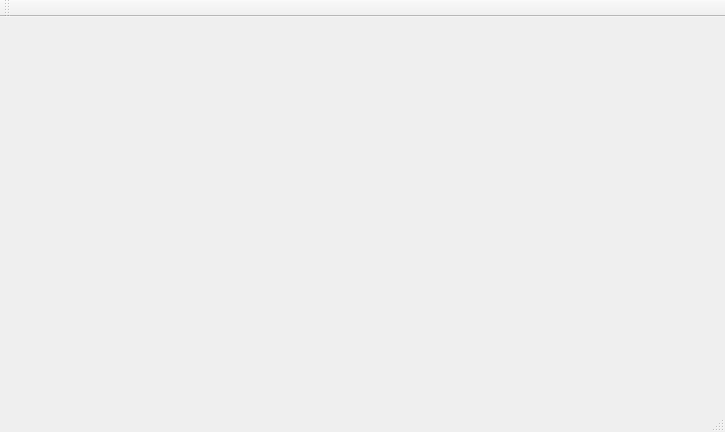
Above: Projeto3.0/Escultor/mainwindow.ui from VictorCosta101/Escultor-3D before the change. Below: the same form after it.
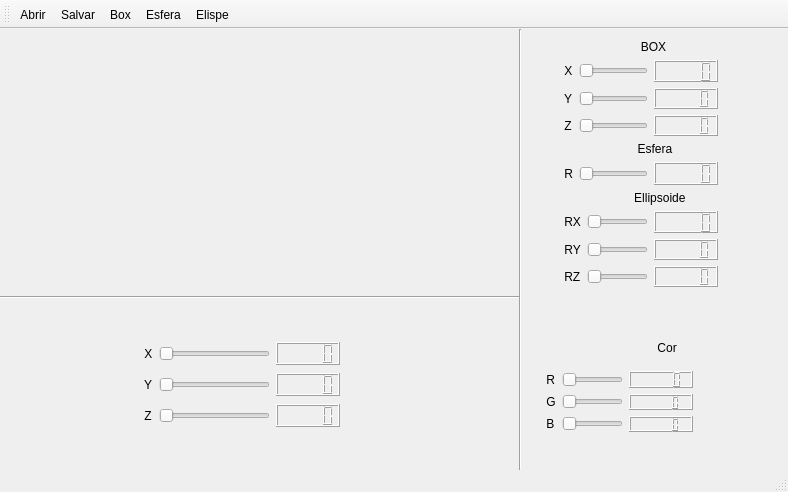
That is the form after the change. Custom widgets are drawn as their Qt base class.

```diff
--- a/Projeto3.0/Escultor/mainwindow.ui
+++ b/Projeto3.0/Escultor/mainwindow.ui
@@ -6,8 +6,8 @@
    <rect>
     <x>0</x>
     <y>0</y>
-    <width>725</width>
-    <height>432</height>
+    <width>788</width>
+    <height>492</height>
    </rect>
   </property>
   <property name="windowTitle">
@@ -17,13 +17,364 @@
    <widget class="Plotter" name="widget" native="true">
     <property name="geometry">
      <rect>
-      <x>170</x>
-      <y>40</y>
-      <width>381</width>
-      <height>181</height>
+      <x>10</x>
+      <y>30</y>
+      <width>481</width>
+      <height>211</height>
      </rect>
     </property>
    </widget>
+   <widget class="Line" name="line">
+    <property name="geometry">
+     <rect>
+      <x>0</x>
+      <y>260</y>
+      <width>521</width>
+      <height>16</height>
+     </rect>
+    </property>
+    <property name="orientation">
+     <enum>Qt::Horizontal</enum>
+    </property>
+   </widget>
+   <widget class="Line" name="line_2">
+    <property name="geometry">
+     <rect>
+      <x>510</x>
+      <y>0</y>
+      <width>20</width>
+      <height>441</height>
+     </rect>
+    </property>
+    <property name="orientation">
+     <enum>Qt::Vertical</enum>
+    </property>
+   </widget>
+   <widget class="QLabel" name="label_17">
+    <property name="geometry">
+     <rect>
+      <x>531</x>
+      <y>311</y>
+      <width>251</width>
+      <height>16</height>
+     </rect>
+    </property>
+    <property name="text">
+     <string>                                      Cor</string>
+    </property>
+   </widget>
+   <widget class="QWidget" name="">
+    <property name="geometry">
+     <rect>
+      <x>550</x>
+      <y>0</y>
+      <width>179</width>
+      <height>268</height>
+     </rect>
+    </property>
+    <layout class="QVBoxLayout" name="verticalLayout_4">
+     <item>
+      <layout class="QVBoxLayout" name="verticalLayout">
+       <item>
+        <widget class="QLabel" name="label_4">
+         <property name="text">
+          <string>                        BOX</string>
+         </property>
+        </widget>
+       </item>
+       <item>
+        <layout class="QGridLayout" name="gridLayout_2">
+         <item row="1" column="0">
+          <widget class="QLabel" name="label_6">
+           <property name="text">
+            <string> Y</string>
+           </property>
+          </widget>
+         </item>
+         <item row="0" column="0">
+          <widget class="QLabel" name="label_5">
+           <property name="text">
+            <string> X</string>
+           </property>
+          </widget>
+         </item>
+         <item row="2" column="0">
+          <widget class="QLabel" name="label_7">
+           <property name="text">
+            <string> Z</string>
+           </property>
+          </widget>
+         </item>
+         <item row="2" column="1">
+          <widget class="QSlider" name="horizontalSlider_6">
+           <property name="orientation">
+            <enum>Qt::Horizontal</enum>
+           </property>
+          </widget>
+         </item>
+         <item row="1" column="2">
+          <widget class="QLCDNumber" name="lcdNumber_5"/>
+         </item>
+         <item row="0" column="2">
+          <widget class="QLCDNumber" name="lcdNumber_4"/>
+         </item>
+         <item row="0" column="1">
+          <widget class="QSlider" name="horizontalSlider_4">
+           <property name="orientation">
+            <enum>Qt::Horizontal</enum>
+           </property>
+          </widget>
+         </item>
+         <item row="2" column="2">
+          <widget class="QLCDNumber" name="lcdNumber_6"/>
+         </item>
+         <item row="1" column="1">
+          <widget class="QSlider" name="horizontalSlider_5">
+           <property name="orientation">
+            <enum>Qt::Horizontal</enum>
+           </property>
+          </widget>
+         </item>
+        </layout>
+       </item>
+      </layout>
+     </item>
+     <item>
+      <layout class="QVBoxLayout" name="verticalLayout_2">
+       <item>
+        <widget class="QLabel" name="label_9">
+         <property name="text">
+          <string>                       Esfera</string>
+         </property>
+        </widget>
+       </item>
+       <item>
+        <layout class="QGridLayout" name="gridLayout_3">
+         <item row="0" column="0">
+          <widget class="QLabel" name="label_8">
+           <property name="text">
+            <string> R</string>
+           </property>
+          </widget>
+         </item>
+         <item row="0" column="1">
+          <widget class="QSlider" name="horizontalSlider_7">
+           <property name="orientation">
+            <enum>Qt::Horizontal</enum>
+           </property>
+          </widget>
+         </item>
+         <item row="0" column="2">
+          <widget class="QLCDNumber" name="lcdNumber_7"/>
+         </item>
+        </layout>
+       </item>
+      </layout>
+     </item>
+     <item>
+      <layout class="QVBoxLayout" name="verticalLayout_3">
+       <item>
+        <widget class="QLabel" name="label_11">
+         <property name="text">
+          <string>                      Ellipsoide</string>
+         </property>
+        </widget>
+       </item>
+       <item>
+        <layout class="QGridLayout" name="gridLayout_4">
+         <item row="0" column="0">
+          <widget class="QLabel" name="label_10">
+           <property name="text">
+            <string> RX</string>
+           </property>
+          </widget>
+         </item>
+         <item row="0" column="1">
+          <widget class="QSlider" name="horizontalSlider_8">
+           <property name="orientation">
+            <enum>Qt::Horizontal</enum>
+           </property>
+          </widget>
+         </item>
+         <item row="0" column="2">
+          <widget class="QLCDNumber" name="lcdNumber_8"/>
+         </item>
+         <item row="1" column="0">
+          <widget class="QLabel" name="label_12">
+           <property name="text">
+            <string> RY</string>
+           </property>
+          </widget>
+         </item>
+         <item row="1" column="1">
+          <widget class="QSlider" name="horizontalSlider_9">
+           <property name="orientation">
+            <enum>Qt::Horizontal</enum>
+           </property>
+          </widget>
+         </item>
+         <item row="1" column="2">
+          <widget class="QLCDNumber" name="lcdNumber_9"/>
+         </item>
+         <item row="2" column="0">
+          <widget class="QLabel" name="label_13">
+           <property name="text">
+            <string> RZ</string>
+           </property>
+          </widget>
+         </item>
+         <item row="2" column="1">
+          <widget class="QSlider" name="horizontalSlider_10">
+           <property name="orientation">
+            <enum>Qt::Horizontal</enum>
+           </property>
+          </widget>
+         </item>
+         <item row="2" column="2">
+          <widget class="QLCDNumber" name="lcdNumber_10"/>
+         </item>
+        </layout>
+       </item>
+      </layout>
+     </item>
+    </layout>
+   </widget>
+   <widget class="QWidget" name="widget_2" native="true">
+    <property name="geometry">
+     <rect>
+      <x>710</x>
+      <y>330</y>
+      <width>71</width>
+      <height>81</height>
+     </rect>
+    </property>
+   </widget>
+   <widget class="QWidget" name="">
+    <property name="geometry">
+     <rect>
+      <x>532</x>
+      <y>331</y>
+      <width>172</width>
+      <height>83</height>
+     </rect>
+    </property>
+    <layout class="QGridLayout" name="gridLayout_5">
+     <item row="0" column="0">
+      <widget class="QLabel" name="label_14">
+       <property name="text">
+        <string> R</string>
+       </property>
+      </widget>
+     </item>
+     <item row="0" column="1">
+      <widget class="QSlider" name="horizontalSlider_11">
+       <property name="orientation">
+        <enum>Qt::Horizontal</enum>
+       </property>
+      </widget>
+     </item>
+     <item row="0" column="2">
+      <widget class="QLCDNumber" name="lcdNumber_11"/>
+     </item>
+     <item row="1" column="0">
+      <widget class="QLabel" name="label_15">
+       <property name="text">
+        <string> G</string>
+       </property>
+      </widget>
+     </item>
+     <item row="1" column="1">
+      <widget class="QSlider" name="horizontalSlider_12">
+       <property name="orientation">
+        <enum>Qt::Horizontal</enum>
+       </property>
+      </widget>
+     </item>
+     <item row="1" column="2">
+      <widget class="QLCDNumber" name="lcdNumber_12"/>
+     </item>
+     <item row="2" column="0">
+      <widget class="QLabel" name="label_16">
+       <property name="text">
+        <string> B</string>
+       </property>
+      </widget>
+     </item>
+     <item row="2" column="1">
+      <widget class="QSlider" name="horizontalSlider_13">
+       <property name="orientation">
+        <enum>Qt::Horizontal</enum>
+       </property>
+      </widget>
+     </item>
+     <item row="2" column="2">
+      <widget class="QLCDNumber" name="lcdNumber_13"/>
+     </item>
+    </layout>
+   </widget>
+   <widget class="QWidget" name="">
+    <property name="geometry">
+     <rect>
+      <x>130</x>
+      <y>300</y>
+      <width>221</width>
+      <height>111</height>
+     </rect>
+    </property>
+    <layout class="QGridLayout" name="gridLayout">
+     <item row="2" column="2">
+      <widget class="QLCDNumber" name="lcdNumber_3"/>
+     </item>
+     <item row="0" column="1">
+      <widget class="QSlider" name="horizontalSlider">
+       <property name="orientation">
+        <enum>Qt::Horizontal</enum>
+       </property>
+      </widget>
+     </item>
+     <item row="1" column="2">
+      <widget class="QLCDNumber" name="lcdNumber_2"/>
+     </item>
+     <item row="0" column="0">
+      <widget class="QLabel" name="label">
+       <property name="text">
+        <string> X</string>
+       </property>
+      </widget>
+     </item>
+     <item row="1" column="1">
+      <widget class="QSlider" name="horizontalSlider_2">
+       <property name="orientation">
+        <enum>Qt::Horizontal</enum>
+       </property>
+      </widget>
+     </item>
+     <item row="2" column="0">
+      <widget class="QLabel" name="label_3">
+       <property name="text">
+        <string> Z</string>
+       </property>
+      </widget>
+     </item>
+     <item row="1" column="0">
+      <widget class="QLabel" name="label_2">
+       <property name="text">
+        <string> Y</string>
+       </property>
+      </widget>
+     </item>
+     <item row="0" column="2">
+      <widget class="QLCDNumber" name="lcdNumber"/>
+     </item>
+     <item row="2" column="1">
+      <widget class="QSlider" name="horizontalSlider_3">
+       <property name="orientation">
+        <enum>Qt::Horizontal</enum>
+       </property>
+      </widget>
+     </item>
+    </layout>
+   </widget>
   </widget>
   <widget class="QMenuBar" name="menuBar">
    <property name="geometry">
@@ -42,8 +393,38 @@
    <attribute name="toolBarBreak">
     <bool>false</bool>
    </attribute>
+   <addaction name="actionAbrir"/>
+   <addaction name="actionSalvar"/>
+   <addaction name="actionBox"/>
+   <addaction name="actionEsfera"/>
+   <addaction name="actionElispe"/>
   </widget>
   <widget class="QStatusBar" name="statusBar"/>
+  <action name="actionAbrir">
+   <property name="text">
+    <string>Abrir</string>
+   </property>
+  </action>
+  <action name="actionSalvar">
+   <property name="text">
+    <string>Salvar</string>
+   </property>
+  </action>
+  <action name="actionBox">
+   <property name="text">
+    <string>Box</string>
+   </property>
+  </action>
+  <action name="actionEsfera">
+   <property name="text">
+    <string>Esfera</string>
+   </property>
+  </action>
+  <action name="actionElispe">
+   <property name="text">
+    <string>Elispe</string>
+   </property>
+  </action>
  </widget>
  <layoutdefault spacing="6" margin="11"/>
  <customwidgets>
```
Left out of the diff: 213 changed lines with no effect on the pictures.
